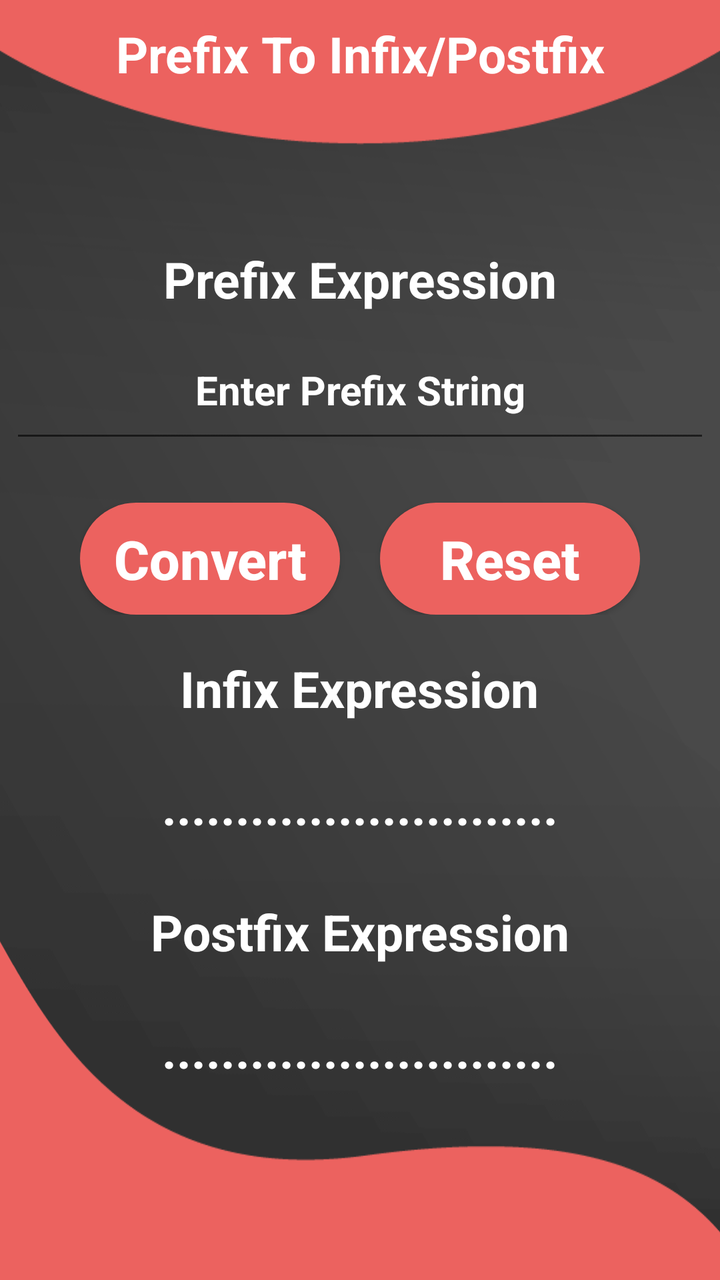
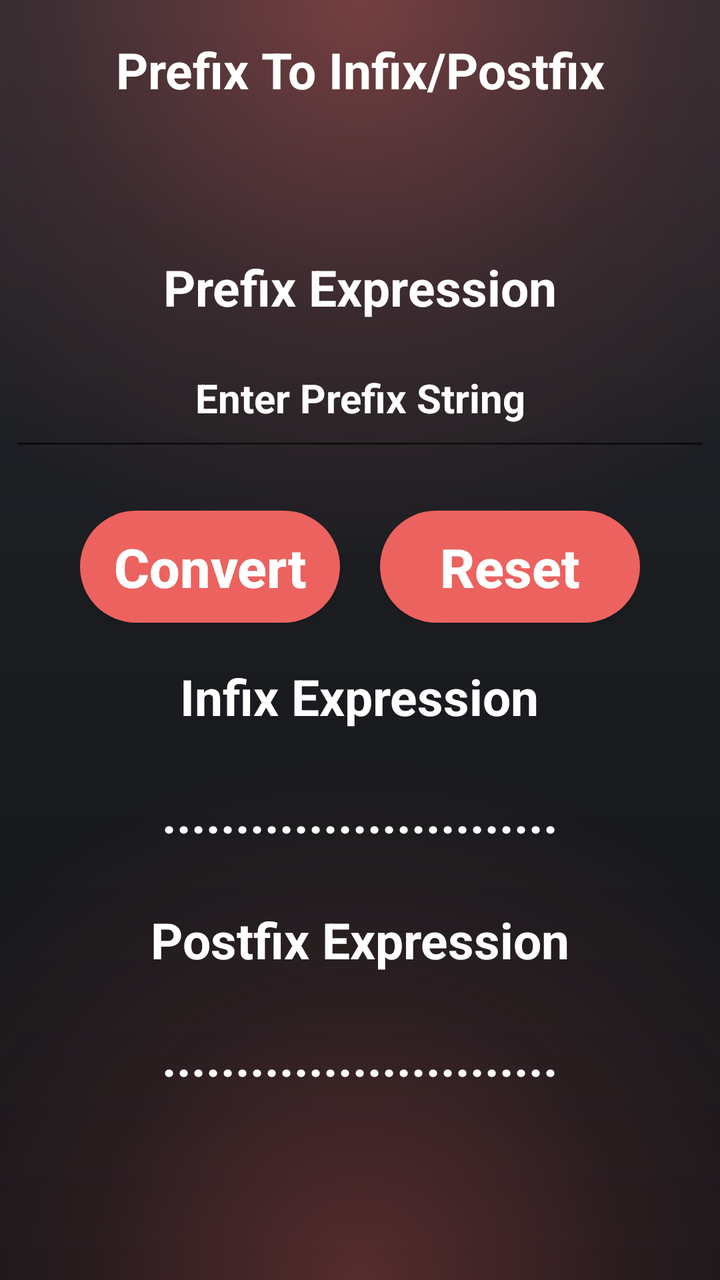

The first picture is an Android layout as it rendered before a commit; the second is the same layout after the commit. The layout source and the unified diff follow.
<!-- AndroidManifest.xml: application theme AppTheme -->
<!-- res/layout/activity_prefix_to_other.xml -->
<?xml version="1.0" encoding="utf-8"?>
<LinearLayout xmlns:android="http://schemas.android.com/apk/res/android"
    xmlns:tools="http://schemas.android.com/tools"
    android:layout_width="match_parent"
    android:layout_height="match_parent"
    android:orientation="vertical"
    android:padding="5dp"
    android:background="@drawable/background_2"
    android:gravity="center_horizontal"
    tools:context=".prefixToOther">
    <TextView
        android:layout_width="match_parent"
        android:layout_height="wrap_content"
        android:text="@string/prefix_to_other_button"
        android:gravity="center_horizontal"
        android:padding="5dp"
        android:textColor="#ffffff"
        android:textStyle="bold"
        android:textSize="25sp"/>
    <LinearLayout
        android:layout_width="match_parent"
        android:gravity="center"
        android:layout_height="match_parent">
        <ScrollView
            android:layout_width="match_parent"
            android:layout_height="wrap_content"
            tools:ignore="UselessParent">
            <LinearLayout
                android:layout_width="match_parent"
                android:layout_height="wrap_content"
                android:orientation="vertical"
                android:gravity="center">

                <TextView
                    android:layout_width="wrap_content"
                    android:layout_height="wrap_content"
                    android:text="@string/prefix"
                    android:textStyle="bold"
                    android:textColor="#ffffff"
                    android:textSize="25sp"
                    android:padding="5dp"
                    android:layout_marginBottom="15dp"/>
                <EditText
                    android:id="@+id/prefix_input"
                    android:layout_width="match_parent"
                    android:layout_height="50dp"
                    android:textColorHint="#ffffff"
                    android:textColor="#ffffff"
                    android:hint="@string/prefix_input"
                    android:gravity="center_horizontal"
                    android:textCursorDrawable="@null"
                    android:inputType="text"
                    android:padding="5dp"
                    android:layout_marginBottom="15dp"
                    android:digits="0123456789QWERTYUIOPLKJHGFDSAZXCVBNMqwertyuioplkjhgfdsazxcvbnm()+-*/^$%"
                    android:textSize="20sp"
                    android:textStyle="bold"
                    android:autofillHints="no"
                    tools:ignore="VisualLintTextFieldSize" />
                <LinearLayout
                    android:layout_width="wrap_content"
                    android:layout_height="wrap_content"
                    android:layout_marginTop="10dp"
                    android:layout_marginBottom="15dp"
                    android:orientation="horizontal">

                    <Button
                        android:id="@+id/button_convert"
                        android:layout_width="130dp"
                        android:layout_height="wrap_content"
                        android:layout_marginEnd="20dp"
                        android:background="@drawable/button_1"
                        android:padding="10dp"
                        android:text="@string/convert_button"
                        android:textAllCaps="false"
                        android:textColor="#ffffff"
                        android:textSize="27sp"
                        android:textStyle="bold"
                        tools:ignore="ButtonStyle,TextSizeCheck" />
                    <Button
                        android:id="@+id/button_reset"
                        android:layout_width="130dp"
                        android:background="@drawable/button_1"
                        android:layout_height="wrap_content"
                        android:text="@string/reset_button"
                        android:padding="10dp"
                        android:textAllCaps="false"
                        android:textColor="#ffffff"
                        android:textSize="27sp"
                        android:textStyle="bold"
                        tools:ignore="ButtonStyle" />
                </LinearLayout>
                <TextView
                    android:layout_width="wrap_content"
                    android:layout_height="wrap_content"
                    android:text="@string/infix"
                    android:textSize="25sp"
                    android:textColor="#ffffff"
                    android:textStyle="bold"
                    android:padding="5dp"
                    android:layout_marginBottom="15dp"/>

                <TextView
                    android:id="@+id/infix_output"
                    android:layout_width="wrap_content"
                    android:layout_height="wrap_content"
                    android:layout_marginBottom="15dp"
                    android:minHeight="48dp"
                    android:padding="5dp"
                    android:text="@string/dot_line"
                    android:textColor="#ffffff"
                    android:textIsSelectable="true"
                    android:textSize="25sp"
                    android:textStyle="bold"
                    tools:ignore="DuplicateSpeakableTextCheck" />
                <Button
                    android:layout_width="wrap_content"
                    android:layout_height="wrap_content"
                    android:text="@string/step_by_step_solution"
                    android:textStyle="bold"
                    android:textSize="17sp"
                    android:visibility="gone"
                    android:background="@drawable/button_2"
                    tools:ignore="ButtonStyle"
                    android:textAllCaps="false"
                    android:layout_marginBottom="15dp"
                    android:padding="5dp"
                    android:id="@+id/infix_sbss"/>
                <TextView
                    android:layout_width="wrap_content"
                    android:layout_height="wrap_content"
                    android:text="@string/postfix"
                    android:textSize="25sp"
                    android:textStyle="bold"
                    android:textColor="#ffffff"
                    android:padding="5dp"
                    android:layout_marginBottom="15dp"/>

                <TextView
                    android:id="@+id/postfix_output"
                    android:layout_width="wrap_content"
                    android:layout_height="wrap_content"
                    android:layout_marginBottom="15dp"
                    android:minHeight="48dp"
                    android:padding="5dp"
                    android:text="@string/dot_line"
                    android:textColor="#ffffff"
                    android:textIsSelectable="true"
                    android:textSize="25sp"
                    android:textStyle="bold" />
                <Button
                    android:layout_width="wrap_content"
                    android:layout_height="wrap_content"
                    android:text="@string/step_by_step_solution"
                    android:textStyle="bold"
                    android:textSize="17sp"
                    android:visibility="gone"
                    android:background="@drawable/button_2"
                    tools:ignore="ButtonStyle"
                    android:textAllCaps="false"
                    android:padding="5dp"
                    android:id="@+id/postfix_sbss"/>
            </LinearLayout>
        </ScrollView>
    </LinearLayout>
</LinearLayout>
<!-- resources referenced by this layout -->
<resources>
  <!-- drawable background_2: png bitmap (drawable-v24, 13608 bytes) -->
  <!-- drawable button_1 (drawable) -->
  <?xml version="1.0" encoding="utf-8"?>
  <shape xmlns:android="http://schemas.android.com/apk/res/android" android:shape="rectangle">
      <solid android:color="#ec625f"/>
      <corners android:radius="40dp">
  
      </corners>
  
  </shape>
  <!-- drawable button_2 (drawable) -->
  <?xml version="1.0" encoding="utf-8"?>
  <shape xmlns:android="http://schemas.android.com/apk/res/android" android:shape="rectangle">
      <solid android:color="#ec625f"/>
  
  </shape>
  <string name="convert_button">Convert</string>
  <string name="dot_line">...........................</string>
  <string name="infix">Infix Expression</string>
  <string name="postfix">Postfix Expression</string>
  <string name="prefix">Prefix Expression</string>
  <string name="prefix_input">Enter Prefix String</string>
  <string name="prefix_to_other_button">Prefix To Infix/Postfix</string>
  <string name="reset_button">Reset</string>
  <string name="step_by_step_solution">Step By Step Solution</string>
  <style name="AppTheme" parent="Theme.AppCompat.Light.NoActionBar">
          <item name="colorPrimary">@color/colorPrimary</item>
          <item name="colorPrimaryDark">#EC625F</item>
          <item name="colorAccent">@color/colorAccent</item>
      </style>
  <color name="colorPrimary">#6200EE</color>
  <color name="colorAccent">#03DAC5</color>
</resources>

<!-- the commit's change to res/layout/activity_prefix_to_other.xml (unified diff, before → after) -->
@@ -1,16 +1,19 @@
 <?xml version="1.0" encoding="utf-8"?>
 <LinearLayout xmlns:android="http://schemas.android.com/apk/res/android"
     xmlns:tools="http://schemas.android.com/tools"
+    android:id="@+id/prefix_layout"
     android:layout_width="match_parent"
     android:layout_height="match_parent"
     android:orientation="vertical"
     android:padding="5dp"
     android:background="@drawable/background_2"
     android:gravity="center_horizontal"
+    android:fitsSystemWindows="true"
     tools:context=".prefixToOther">
     <TextView
         android:layout_width="match_parent"
         android:layout_height="wrap_content"
+        android:layout_marginTop="8dp"
         android:text="@string/prefix_to_other_button"
         android:gravity="center_horizontal"
         android:padding="5dp"
<!-- resource entries referenced after the edit -->
@@ -1,6 +1,60 @@
 <!-- resources referenced by this layout -->
 <resources>
-  <!-- drawable background_2: png bitmap (drawable-v24, 13608 bytes) -->
+  <!-- drawable background_2 (drawable) -->
+  <?xml version="1.0" encoding="utf-8"?>
+  <vector xmlns:android="http://schemas.android.com/apk/res/android"
+      xmlns:aapt="http://schemas.android.com/aapt"
+      android:width="360dp"
+      android:height="640dp"
+      android:viewportWidth="360"
+      android:viewportHeight="640">
+  
+      
+      <path android:pathData="M0,0h360v640h-360z">
+          <aapt:attr name="android:fillColor">
+              <gradient
+                  android:startX="180"
+                  android:startY="0"
+                  android:endX="180"
+                  android:endY="640"
+                  android:type="linear">
+                  <item android:color="#25272D" android:offset="0.0" />
+                  <item android:color="#1B1C20" android:offset="0.5" />
+                  <item android:color="#121316" android:offset="1.0" />
+              </gradient>
+          </aapt:attr>
+      </path>
+  
+      
+      <path android:pathData="M0,0h360v360h-360z">
+          <aapt:attr name="android:fillColor">
+              <gradient
+                  android:centerX="180"
+                  android:centerY="0"
+                  android:gradientRadius="280"
+                  android:type="radial">
+                  <item android:color="#66EC625F" android:offset="0.0" />
+                  <item android:color="#20EC625F" android:offset="0.55" />
+                  <item android:color="#00EC625F" android:offset="1.0" />
+              </gradient>
+          </aapt:attr>
+      </path>
+  
+      
+      <path android:pathData="M0,320h360v320h-360z">
+          <aapt:attr name="android:fillColor">
+              <gradient
+                  android:centerX="180"
+                  android:centerY="640"
+                  android:gradientRadius="260"
+                  android:type="radial">
+                  <item android:color="#50EC625F" android:offset="0.0" />
+                  <item android:color="#18EC625F" android:offset="0.55" />
+                  <item android:color="#00EC625F" android:offset="1.0" />
+              </gradient>
+          </aapt:attr>
+      </path>
+  </vector>
   <!-- drawable button_1 (drawable) -->
   <?xml version="1.0" encoding="utf-8"?>
   <shape xmlns:android="http://schemas.android.com/apk/res/android" android:shape="rectangle">
